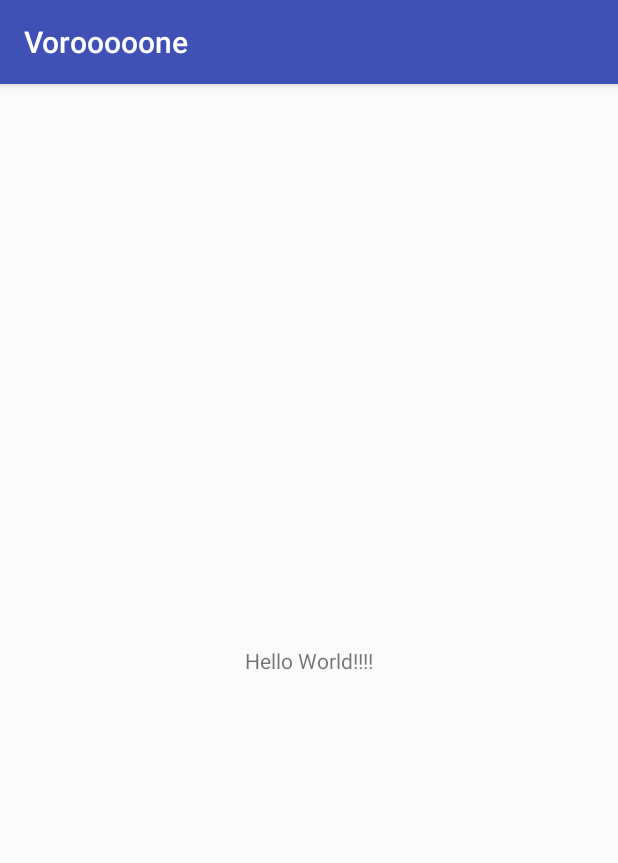
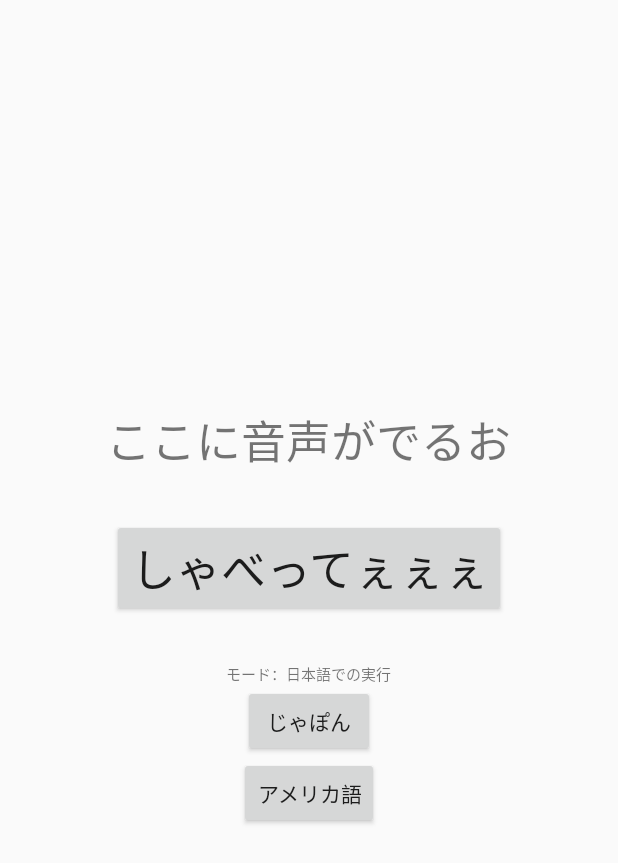
Before and after one commit to iwaseatsuya/Vorooooone., an Android app: the screen it shows after launch (VorooooonActivity), on a phone screen of 412 x 824 dp. Shown: the top 863 px of the screen. Run offline under Robolectric (Android 15) with nearby library versions, the phone set to English and light mode, and no system bars.

Commit message:
Moving VoiceAntivity successfully

```diff
--- a/app/src/main/java/vorooooone/vorooooone/VorooooonActivity.kt
+++ b/app/src/main/java/vorooooone/vorooooone/VorooooonActivity.kt
@@ -1,12 +1,121 @@
 package vorooooone.vorooooone
 
-import android.support.v7.app.AppCompatActivity
+
 import android.os.Bundle
+import android.app.Activity
+import android.content.ActivityNotFoundException
+import android.content.Intent
+import android.speech.RecognizerIntent
+import android.view.View
+import android.widget.Button
+import android.widget.TextView
+import java.util.ArrayList
+import java.util.Locale
 
-class VorooooonActivity : AppCompatActivity() {
+class  VorooooonActivity : Activity() {
+    private var textView: TextView? = null
+    private var languageView: TextView? = null
+    private var lang: Int = 2 //オフラインをデフォルトに
+
+    private var buttonStart: Button? = null
+    private var buttonJapanese: Button? = null
+    private var buttonEnglish: Button? = null
 
     override fun onCreate(savedInstanceState: Bundle?) {
         super.onCreate(savedInstanceState)
         setContentView(R.layout.activity_vorooooon)
+
+        // 認識結果を表示させる
+        textView = findViewById<View>(R.id.text_view) as TextView
+
+        //言語の実行モードを表示させる
+        languageView = findViewById<View>(R.id.language_view) as TextView
+
+        //各ボタンの設定
+        buttonStart = findViewById<View>(R.id.button_start) as Button
+        buttonJapanese = findViewById<View>(R.id.button_japanese) as Button
+        buttonEnglish = findViewById<View>(R.id.button_english) as Button
+
+        ButtonAction(buttonStart as Button)
+        ButtonAction(buttonJapanese as Button)
+        ButtonAction(buttonEnglish as Button)
+
+
+    }
+
+    //以下各処理メッソド
+
+    fun speech() {
+        // 音声認識が使えるか確認する
+        try {
+            // 音声認識の　Intent インスタンス
+            val intent = Intent(RecognizerIntent.ACTION_RECOGNIZE_SPEECH)
+
+            if (lang == 0) {
+                // 日本語
+                intent.putExtra(RecognizerIntent.EXTRA_LANGUAGE, Locale.JAPAN.toString())
+            } else if (lang == 1) {
+                // 英語
+                intent.putExtra(RecognizerIntent.EXTRA_LANGUAGE, Locale.ENGLISH.toString())
+            } else if (lang == 2) {
+                // Off line mode
+                intent.putExtra(RecognizerIntent.EXTRA_PREFER_OFFLINE, true)
+            } else {
+                intent.putExtra(RecognizerIntent.EXTRA_LANGUAGE_MODEL, RecognizerIntent.LANGUAGE_MODEL_FREE_FORM)
+            }
+
+            intent.putExtra(RecognizerIntent.EXTRA_MAX_RESULTS, 100)
+            intent.putExtra(RecognizerIntent.EXTRA_PROMPT, "音声を入力")
+            // インテント発行(google制のダイアログ表示)
+            startActivityForResult(intent, REQUEST_CODE)
+        } catch (e: ActivityNotFoundException) {
+            textView!!.text = "No Activity "
+        }
+
+    }
+
+    //各ボタンの処理の記述
+    fun ButtonAction(button: Button) {
+
+        button!!.setOnClickListener {
+            //Overrideさせるメッソド
+        }
+        buttonJapanese!!.setOnClickListener {
+            lang = 0
+            languageView!!.text = "モード：日本語での実行"
+        }
+        buttonEnglish!!.setOnClickListener {
+            lang = 1
+            languageView!!.text = "モード：英語での実行"
+        }
+        buttonStart!!.setOnClickListener {
+            // 音声認識を開始
+            speech()
+        }
+    }
+
+    // 結果を受け取るために onActivityResult を設置
+    override fun onActivityResult(requestCode: Int, resultCode: Int, data: Intent) {
+        super.onActivityResult(requestCode, resultCode, data)
+
+        if (requestCode == REQUEST_CODE && resultCode == Activity.RESULT_OK) {
+            // 認識結果を ArrayList で取得
+            val candidates = data.getStringArrayListExtra(RecognizerIntent.EXTRA_RESULTS)
+
+            if (candidates.size > 0) {
+                //ここに特定の音声による分岐処理を記述
+                textView!!.text = burizaeCheck(candidates[0])
+            }
+        }
+    }
+
+    //実験用クラス
+    fun burizaeCheck(checkstr: String): String {
+        var msg = if (checkstr == "ぶりぶりざえもん") "強いものの見方" else checkstr
+        return msg
+    }
+
+    companion object {
+        private val REQUEST_CODE = 1000
     }
 }
--- a/app/src/main/res/layout/activity_vorooooon.xml
+++ b/app/src/main/res/layout/activity_vorooooon.xml
@@ -1,18 +1,45 @@
 <?xml version="1.0" encoding="utf-8"?>
-<android.support.constraint.ConstraintLayout xmlns:android="http://schemas.android.com/apk/res/android"
-    xmlns:app="http://schemas.android.com/apk/res-auto"
+<LinearLayout xmlns:android="http://schemas.android.com/apk/res/android"
     xmlns:tools="http://schemas.android.com/tools"
     android:layout_width="match_parent"
     android:layout_height="match_parent"
-    tools:context="vorooooone.vorooooone.VorooooonActivity">
+    android:orientation="vertical"
+    android:gravity="center"
+    tools:context=".VorooooonActivity">
 
     <TextView
+        android:id="@+id/text_view"
+        android:text="ここに音声がでるお"
+        android:textSize="30sp"
         android:layout_width="wrap_content"
-        android:layout_height="wrap_content"
-        android:text="Hello World!!!!"
-        app:layout_constraintBottom_toBottomOf="parent"
-        app:layout_constraintLeft_toLeftOf="parent"
-        app:layout_constraintRight_toRightOf="parent"
-        app:layout_constraintTop_toTopOf="parent" />
+        android:layout_height="wrap_content" />
 
-</android.support.constraint.ConstraintLayout>
+    <Button
+        android:id="@+id/button_start"
+        android:text="しゃべってぇぇぇ"
+        android:layout_margin="30dp"
+        android:textSize="30sp"
+        android:layout_width="wrap_content"
+        android:layout_height="wrap_content" />
+
+    <TextView
+        android:id="@+id/language_view"
+        android:text="モード：日本語での実行"
+        android:textSize="10sp"
+        android:layout_width="wrap_content"
+        android:layout_height="wrap_content" />
+
+    <Button
+        android:id="@+id/button_japanese"
+        android:text="じゃぽん"
+        android:layout_width="wrap_content"
+        android:layout_height="wrap_content" />
+    <Button
+        android:id="@+id/button_english"
+        android:text="アメリカ語"
+        android:layout_width="wrap_content"
+        android:layout_height="wrap_content" />
+
+
+
+</LinearLayout>
```
